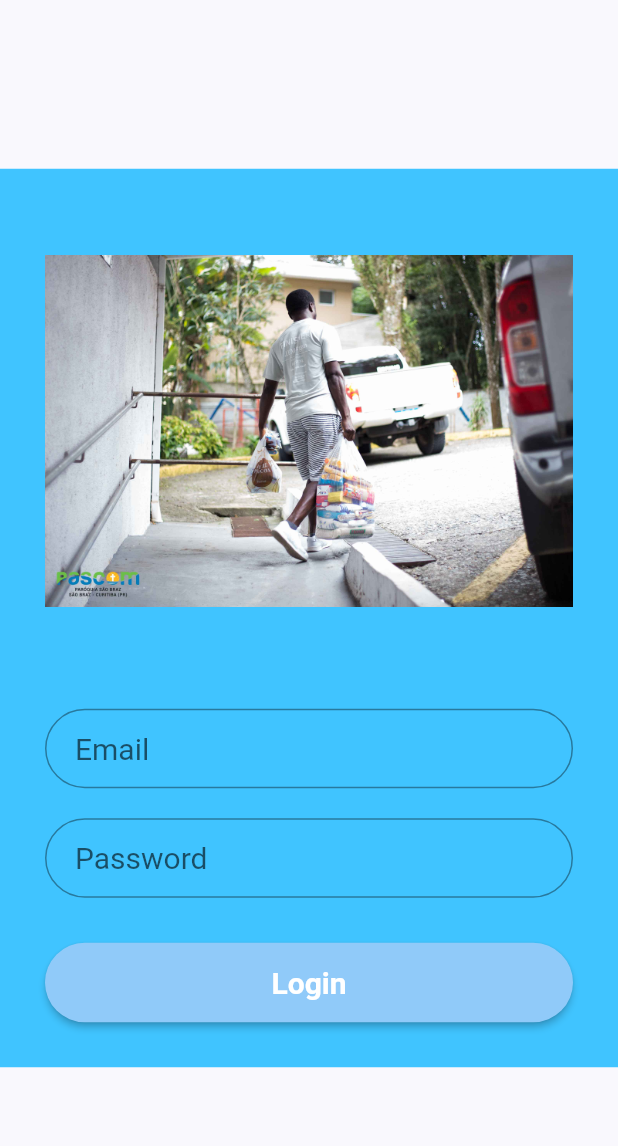
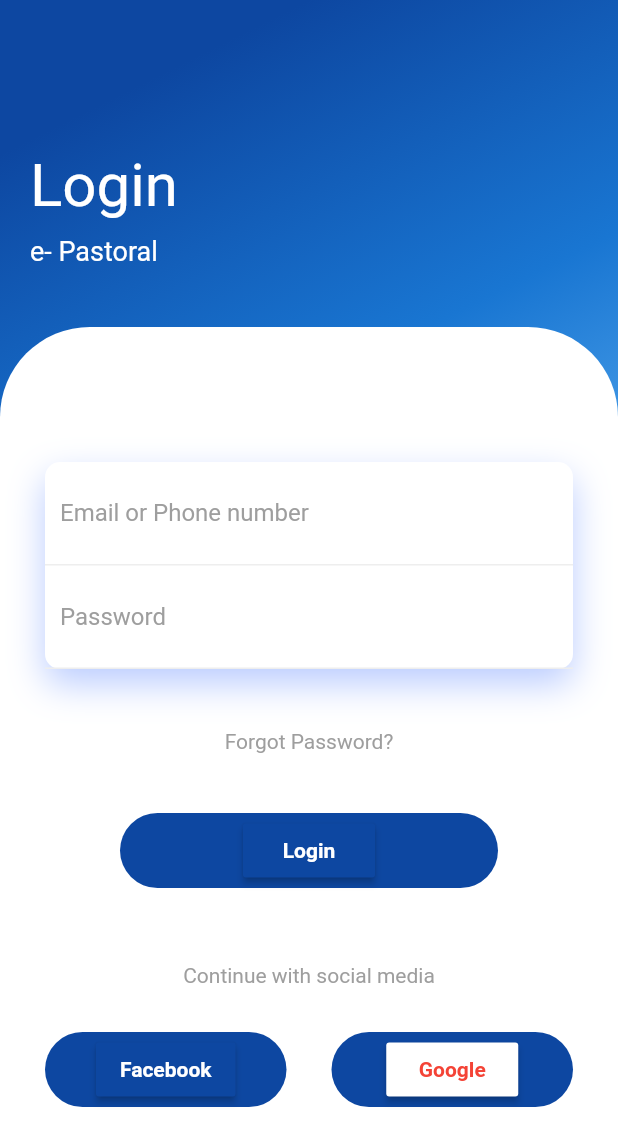
Before and after one commit to ricardoalvessantiago/Projetos, a Flutter app: the screen it shows after launch, on a phone screen of 412 x 824 dp. Shown: the top 1146 px of the screen. Run offline on Flutter 3.47's test engine with Material 2 defaults, Android fonts, the phone set to English and light mode, and no system bars; our stand-ins replace carousel_slider, flutter_calendar_carousel, flutter_slidable, flutter_svg, image_picker, simple_animations and 1 more; missing offline and left inert: flutter_facebook_login; accounts and stored records are empty; Roboto replaces fonts that are missing (Montserrat).

Commit message:
atualizando as telas iniciais

```diff
--- a/epastoral/lib/components/HomePage.dart
+++ b/epastoral/lib/components/HomePage.dart
@@ -4,6 +4,7 @@ import 'package:flutter/material.dart';
 
 import '../constants.dart';
 import 'Dashboard.dart';
+import 'my_bottom_nav_bar.dart';
 
 class HomePage extends StatelessWidget {
   @override
@@ -11,7 +12,7 @@ class HomePage extends StatelessWidget {
     return Scaffold(
       appBar: AppBar(
         backgroundColor: Colors.indigo,
-        title: Text('HOME PAGE '),
+        title: Text('Doar cestas '),
       ),
       backgroundColor: Colors.blueAccent,
       body: Container(
@@ -20,21 +21,6 @@ class HomePage extends StatelessWidget {
             children: <Widget>[
               Dashboard(folderPlay: 'cestas', i: '1'),
               Container(
-                alignment: Alignment.center,
-                margin: EdgeInsets.symmetric(horizontal: kDefaultPadding),
-                padding: EdgeInsets.symmetric(horizontal: kDefaultPadding),
-                height: 54,
-                decoration: BoxDecoration(
-                  color: Colors.blueAccent,
-                  borderRadius: BorderRadius.circular(20),
-                  boxShadow: [
-                    BoxShadow(
-                      offset: Offset(0, 10),
-                      blurRadius: 50,
-                      color: kPrimaryColor.withOpacity(0.23),
-                    ),
-                  ],
-                ),
                 child: Row(
                   mainAxisAlignment: MainAxisAlignment.spaceEvenly,
                   children: <Widget>[
@@ -101,8 +87,11 @@ class HomePage extends StatelessWidget {
               ),
             ],
           ),
+
         ),
+
       ),
+
     );
   }
 }
--- /dev/null
+++ b/epastoral/lib/components/fadeAnimations.dart
@@ -0,0 +1,34 @@
+import 'package:flutter/cupertino.dart';
+import 'package:simple_animations/simple_animations/controlled_animation.dart';
+import 'package:simple_animations/simple_animations/multi_track_tween.dart';
+
+class FadeAnimation extends StatelessWidget {
+  final double delay;
+  final Widget child;
+
+  FadeAnimation(this.delay, this.child);
+
+  @override
+  Widget build(BuildContext context) {
+    final tween = MultiTrackTween([
+      Track("opacity").add(Duration(milliseconds: 500), Tween(begin: 0.0, end: 1.0)),
+      Track("translateY").add(
+          Duration(milliseconds: 500), Tween(begin: -30.0, end: 0.0),
+          curve: Curves.easeOut)
+    ]);
+
+    return ControlledAnimation(
+      delay: Duration(milliseconds: (500 * delay).round()),
+      duration: tween.duration,
+      tween: tween,
+      child: child,
+      builderWithChild: (context, child, animation) => Opacity(
+        opacity: animation["opacity"],
+        child: Transform.translate(
+            offset: Offset(0, animation["translateY"]),
+            child: child
+        ),
+      ),
+    );
+  }
+}
--- a/epastoral/lib/main.dart
+++ b/epastoral/lib/main.dart
@@ -24,10 +24,11 @@ class MyApp extends StatelessWidget {
         theme: ThemeData(
           primarySwatch: Colors.indigo,
           scaffoldBackgroundColor: kBackgroundColor,
-          primaryColor: kPrimaryColor,
+          primaryColor: Colors.blue,
           textTheme: Theme.of(context).textTheme.apply(bodyColor: kTextColor),
           visualDensity: VisualDensity.adaptivePlatformDensity,
         ),
+
         home: WidgetLogin(), //UserList(),
         routes: {
           AppRoutes.WidgetLogin: (_) => WidgetLogin(),
--- a/epastoral/lib/models/basket.dart
+++ b/epastoral/lib/models/basket.dart
@@ -9,14 +9,14 @@ class Basket {
   final String id;
   final String dtSolitacao;
   final String dtEntrega;
-  final List<Relatives> Relatives;
-  final List<Registrant> Registrant;
+ /* final List<Relatives> Relatives;
+  final List<Registrant> Registrant;*/
   const Basket({
     this.id,
     @required this.dtSolitacao,
     @required this.dtEntrega,
-    @required this.Relatives,
-    @required this.Registrant,
+    /*@required this.Relatives,
+    @required this.Registrant,*/
   });
 
 }
--- a/epastoral/lib/provider/widget_login.dart
+++ b/epastoral/lib/provider/widget_login.dart
@@ -1,5 +1,8 @@
+import 'package:epastoral/components/fadeAnimations.dart';
+import 'package:epastoral/routes/app_routes.dart';
 import 'package:epastoral/screens/home/home_screen.dart';
 import 'package:flutter/material.dart';
+import 'package:flutter_facebook_login/flutter_facebook_login.dart';
 
 class WidgetLogin extends StatefulWidget {
   @override
@@ -7,76 +10,278 @@ class WidgetLogin extends StatefulWidget {
 }
 
 class _WidgetLoginState extends State<WidgetLogin> {
+
+
   TextStyle style = TextStyle(fontFamily: 'Montserrat', fontSize: 20.0);
+  //componente para usar o Facebook
+  static final FacebookLogin facebookSignIn = new FacebookLogin();
 
+  String _message = 'Log in/out by pressing the buttons below.';
+
+  Future<Null> _login() async {
+    final FacebookLoginResult result =
+    await facebookSignIn.logIn(['email']);
+
+    switch (result.status) {
+      case FacebookLoginStatus.loggedIn:
+        final FacebookAccessToken accessToken = result.accessToken;
+        _showMessage('''
+         Logged in!
+
+         Token: ${accessToken.token}
+         User id: ${accessToken.userId}
+         Expires: ${accessToken.expires}
+         Permissions: ${accessToken.permissions}
+         Declined permissions: ${accessToken.declinedPermissions}
+         ''');
+        break;
+      case FacebookLoginStatus.cancelledByUser:
+        _showMessage('Login cancelled by the user.');
+        break;
+      case FacebookLoginStatus.error:
+        _showMessage('Something went wrong with the login process.\n'
+            'Here\'s the error Facebook gave us: ${result.errorMessage}');
+        break;
+    }
+  }
+
+  Future<Null> _logOut() async {
+    await facebookSignIn.logOut();
+    _showMessage('Logged out.');
+  }
+
+  void _showMessage(String message) {
+    setState(() {
+      _message = message;
+    });
+  }
+  //final do componente
   @override
   Widget build(BuildContext context) {
-    final emailField = TextField(
-      obscureText: false,
-      style: style,
+    return Scaffold(
+      body: Container(
+        width: double.infinity,
+        decoration: BoxDecoration(
+            gradient: LinearGradient(begin: Alignment.topCenter, colors: [
+          Colors.blue[900],
+          Colors.blue[700],
+          Colors.blue[300]
+        ])),
+        child: Column(
+          crossAxisAlignment: CrossAxisAlignment.start,
+          children: <Widget>[
+            SizedBox(
+              height: 80,
+            ),
+            Padding(
+              padding: EdgeInsets.all(20),
+              child: Column(
+                crossAxisAlignment: CrossAxisAlignment.start,
+                children: <Widget>[
+                  FadeAnimation(
+                      1,
+                      Text(
+                        "Login",
+                        style: TextStyle(color: Colors.white, fontSize: 40),
+                      )),
+                  SizedBox(
+                    height: 10,
+                  ),
+                  FadeAnimation(
+                      1.3,
+                      Text(
+                        "e- Pastoral",
+                        style: TextStyle(color: Colors.white, fontSize: 18),
+                      )),
+                ],
+              ),
+            ),
+            SizedBox(height: 20),
+            Expanded(
+              child: Container(
+                decoration: BoxDecoration(
+                    color: Colors.white,
+                    borderRadius: BorderRadius.only(
+                        topLeft: Radius.circular(60),
+                        topRight: Radius.circular(60))),
+                child: SingleChildScrollView(
+                  child: Padding(
+                    padding: EdgeInsets.all(30),
+                    child: Column(
+                      children: <Widget>[
+                        SizedBox(
+                          height: 60,
+                        ),
+                        FadeAnimation(
+                            1.4,
+                            Container(
+                              decoration: BoxDecoration(
+                                  color: Colors.white,
+                                  borderRadius: BorderRadius.circular(10),
+                                  boxShadow: [
+                                    BoxShadow(
+                                        color: Color.fromRGBO(25, 85, 255, .3),
+                                        blurRadius: 20,
+                                        offset: Offset(0, 10))
+                                  ]),
+                              child: Column(
+                                children: <Widget>[
+                                  Container(
+                                    padding: EdgeInsets.all(10),
+                                    decoration: BoxDecoration(
+                                        border: Border(
+                                            bottom: BorderSide(
+                                                color: Colors.grey[200]))),
+                                    child: TextField(
                                       decoration: InputDecoration(
-          contentPadding: EdgeInsets.fromLTRB(20.0, 15.0, 20.0, 15.0),
-          hintText: "Email",
-          border:
-              OutlineInputBorder(borderRadius: BorderRadius.circular(32.0))),
-    );
-
-    final passwordField = TextField(
-      obscureText: true,
-      style: style,
+                                          hintText: "Email or Phone number",
+                                          hintStyle:
+                                              TextStyle(color: Colors.grey),
+                                          border: InputBorder.none),
+                                    ),
+                                  ),
+                                  Container(
+                                    padding: EdgeInsets.all(10),
+                                    decoration: BoxDecoration(
+                                        border: Border(
+                                            bottom: BorderSide(
+                                                color: Colors.grey[200]))),
+                                    child: TextField(
                                       decoration: InputDecoration(
-          contentPadding: EdgeInsets.fromLTRB(20.0, 15.0, 20.0, 15.0),
                                           hintText: "Password",
-          border:
-              OutlineInputBorder(borderRadius: BorderRadius.circular(32.0))),
-    );
-    final buttonLogin = ButtonTheme(
-      minWidth: MediaQuery.of(context).size.width,
-      padding: EdgeInsets.fromLTRB(20.0, 15.0, 20.0, 15.0),
+                                          hintStyle:
+                                              TextStyle(color: Colors.grey),
+                                          border: InputBorder.none),
+                                    ),
+                                  ),
+                                ],
+                              ),
+                            )),
+                        SizedBox(
+                          height: 40,
+                        ),
+                        FadeAnimation(
+                            1.5,
+                            Text(
+                              "Forgot Password?",
+                              style: TextStyle(color: Colors.grey),
+                            )),
+                        SizedBox(
+                          height: 40,
+                        ),
+                        FadeAnimation(
+                            1.6,
+                            Container(
+                              height: 50,
+                              margin: EdgeInsets.symmetric(horizontal: 50),
+                              decoration: BoxDecoration(
+                                  borderRadius: BorderRadius.circular(50),
+                                  color: Colors.blue[900]),
+                              child: Center(
                                 child: RaisedButton(
-          color: Color(0xFF90CAF9),
-          child: Text("Login",
-              textAlign: TextAlign.center,
-              style: style.copyWith(
-                  color: Colors.white, fontWeight: FontWeight.bold)),
+                                  color: Colors.blue.shade900,
+                                  child: Text(
+                                    "Login",
+                                    style: TextStyle(
+                                        color: Colors.white,
+                                        fontWeight: FontWeight.bold),
+                                  ),
                                   onPressed: () {
                                     Navigator.pushReplacement(
                                         context,
                                         MaterialPageRoute(
-                    builder: (BuildContext context) => HomeScreen()));
+                                            builder: (BuildContext context) =>
+                                                HomeScreen()));
                                   },
-          shape: RoundedRectangleBorder(
-              borderRadius: BorderRadius.circular(30.0))),
-    );
-
-    return Scaffold(
-        body: Center(
-      child: SingleChildScrollView(
-        child: Container(
-          color: Colors.lightBlueAccent,
-          padding: const EdgeInsets.all(30.0),
-          child: Column(
+                                ),
+                              ),
+                            )),
+                        SizedBox(
+                          height: 50,
+                        ),
+                        FadeAnimation(
+                            1.7,
+                            Text(
+                              "Continue with social media",
+                              style: TextStyle(color: Colors.grey),
+                            )),
+                        SizedBox(
+                          height: 30,
+                        ),
+                        Row(
                           children: <Widget>[
-              SizedBox(
-                height: 290.0,
-                child: Image.asset("images/cestas/3.png", fit: BoxFit.contain),
+                            Expanded(
+                              child: FadeAnimation(
+                                  1.8,
+                                  Container(
+                                    height: 50,
+                                    decoration: BoxDecoration(
+                                        borderRadius: BorderRadius.circular(50),
+                                        color: Colors.blue.shade900),
+                                    child: Center(
+                                      child: RaisedButton(
+                                        color: Colors.blue.shade900,
+                                        child: Text(
+                                          "Facebook",
+                                          style: TextStyle(
+                                              color: Colors.white,
+                                              fontWeight: FontWeight.bold),
+                                        ),
+                                        onPressed: () {
+                                          Navigator.pushReplacement(
+                                              context,
+                                              MaterialPageRoute(
+                                                  builder:
+                                                      (BuildContext context) =>
+                                                          HomeScreen()));
+                                        },
+                                      ),
+                                    ),
+                                  )),
                             ),
                             SizedBox(
-                height: 40.0,
+                              width: 30,
                             ),
-              emailField,
-              SizedBox(
-                height: 20.0,
+                            Expanded(
+                              child: FadeAnimation(
+                                  1.9,
+                                  Container(
+                                    height: 50,
+                                    decoration: BoxDecoration(
+                                        borderRadius: BorderRadius.circular(50),
+                                        color: Colors.blue.shade900),
+                                    child: Center(
+                                      child: RaisedButton(
+                                        color: Colors.white,
+                                        child: Text(
+                                          "Google",
+                                          style: TextStyle(
+                                              color: Colors.red,
+                                              fontWeight: FontWeight.bold),
                                         ),
-              passwordField,
-              SizedBox(
-                height: 30.0,
+                                        onPressed: () {
+                                          Navigator.pushReplacement(
+                                              context,
+                                              MaterialPageRoute(
+                                                  builder:
+                                                      (BuildContext context) =>
+                                                          HomeScreen()));
+                                        },
                                       ),
-              buttonLogin,
+                                    ),
+                                  )),
+                            )
+                          ],
+                        )
                       ],
                     ),
                   ),
                 ),
-    ));
+              ),
+            )
+          ],
+        ),
+      ),
+    );
   }
 }
--- a/epastoral/lib/screens/details/components/body.dart
+++ b/epastoral/lib/screens/details/components/body.dart
@@ -1,3 +1,6 @@
+import 'package:epastoral/components/HomePage.dart';
+import 'package:epastoral/routes/app_routes.dart';
+import 'package:epastoral/screens/home/components/header_with_seachbox.dart';
 import 'package:flutter/material.dart';
 
 
@@ -12,6 +15,7 @@ class Body extends StatelessWidget {
     return SingleChildScrollView(
       child: Column(
         children: <Widget>[
+
           ImageAndIcons(size: size),
           TitleAndPrice(title: "Paróquia São João", country: "CURITBA", price: 000),
           SizedBox(height: kDefaultPadding),
@@ -27,7 +31,12 @@ class Body extends StatelessWidget {
                     ),
                   ),
                   color: kPrimaryColor,
-                  onPressed: () {},
+                  onPressed: () {
+                    Navigator.push(
+                        context,
+                        MaterialPageRoute(
+                        builder: (context) => HomePage()),);
+                  },
                   child: Text(
                     "CLIQUE PARA DOAR",
                     style: TextStyle(
--- a/epastoral/lib/screens/home/components/header_with_seachbox.dart
+++ b/epastoral/lib/screens/home/components/header_with_seachbox.dart
@@ -27,7 +27,11 @@ class HeaderWithSearchBox extends StatelessWidget {
             ),
             height: size.height * 0.2 - 27,
             decoration: BoxDecoration(
-              color: kPrimaryColor,
+                gradient: LinearGradient(begin: Alignment.topCenter, colors: [
+                  Colors.blue[900],
+                  Colors.blue[700],
+                  Colors.blue[300]
+                ]),
               borderRadius: BorderRadius.only(
                 bottomLeft: Radius.circular(36),
                 bottomRight: Radius.circular(36),
@@ -45,7 +49,10 @@ class HeaderWithSearchBox extends StatelessWidget {
               ],
             ),
           ),
-          Positioned(
+
+          //<<< barra de busca comentada para mudar o layout temporariamente >>>
+
+          /*Positioned(
             bottom: 0,
             left: 0,
             right: 0,
@@ -87,7 +94,9 @@ class HeaderWithSearchBox extends StatelessWidget {
                 ],
               ),
             ),
-          ),
+          ),*/
+
+
         ],
       ),
     );
--- a/epastoral/lib/screens/home/components/recomend_plants.dart
+++ b/epastoral/lib/screens/home/components/recomend_plants.dart
@@ -13,6 +13,7 @@ class RecomendsPlants extends StatelessWidget {
   Widget build(BuildContext context) {
     return SingleChildScrollView(
       scrollDirection: Axis.horizontal,
+
       child: Row(
         children: <Widget>[
           RecomendPlantCard(
--- a/epastoral/pubspec.yaml
+++ b/epastoral/pubspec.yaml
@@ -30,6 +30,8 @@ dependencies:
   carousel_slider: ^2.3.1
   flutter_launcher_icons: ^0.8.1
   flutter_svg: ^0.19.0
+  simple_animations: ^1.3.3
+  flutter_facebook_login: ^3.0.0
 
 flutter_icons:
   android: "launcher_icon"
```
Also changed, not shown: epastoral/assets/images/light-1.png (added), epastoral/assets/images/light-2.png (added), epastoral/pubspec.lock, 2 other files. Lines whose indentation alone changed are shown as unchanged.
